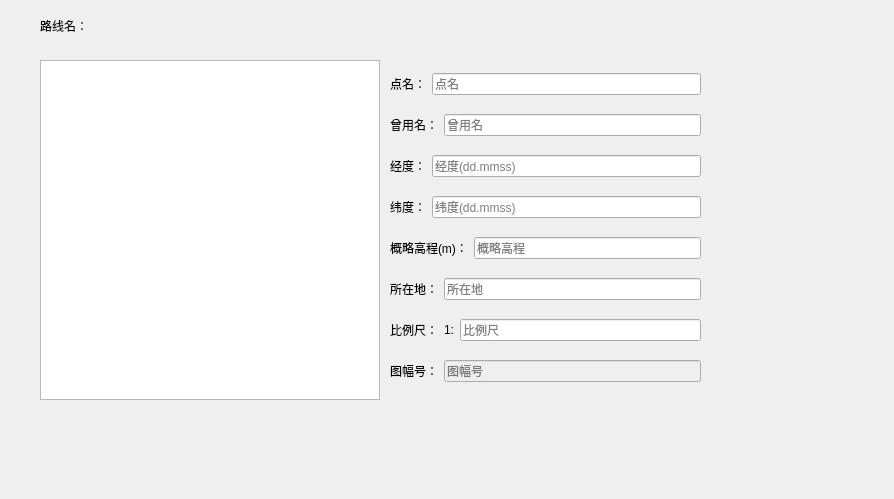
The window that PRPage.ui (seasonsfx/PRGen) describes before a commit, drawn with Qt 5.
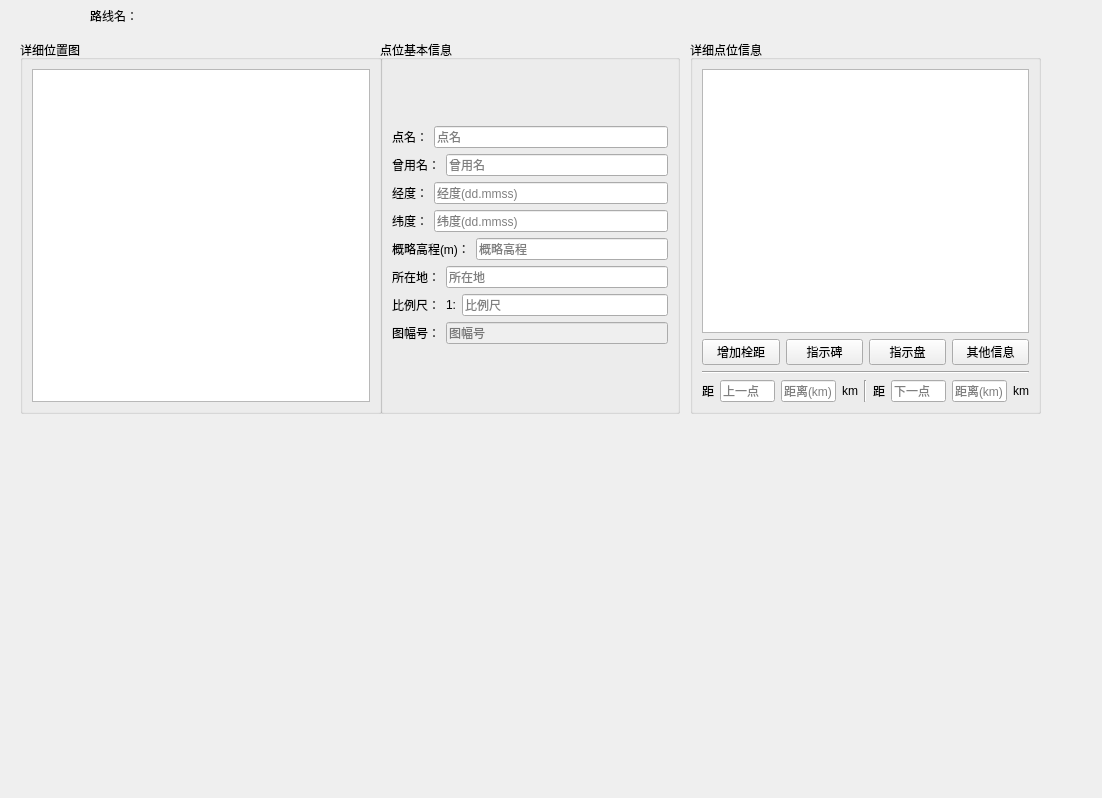
The same window after the commit.

Commit message: 试试中文说明：完成位置图 基本信息 详细信息布局 Signed-off-by: LimingFu <seasonsfx@gmail.com>

Diff of the .ui file:
```diff
--- a/PRPage.ui
+++ b/PRPage.ui
@@ -6,8 +6,8 @@
    <rect>
     <x>0</x>
     <y>0</y>
-    <width>894</width>
-    <height>499</height>
+    <width>1102</width>
+    <height>798</height>
    </rect>
   </property>
   <property name="windowTitle">
@@ -16,8 +16,8 @@
   <widget class="QLabel" name="labelLineName">
    <property name="geometry">
     <rect>
-     <x>40</x>
-     <y>20</y>
+     <x>90</x>
+     <y>10</y>
      <width>54</width>
      <height>12</height>
     </rect>
@@ -26,15 +26,52 @@
     <string>路线名：</string>
    </property>
   </widget>
-  <widget class="QWidget" name="verticalLayoutWidget">
+  <widget class="QGroupBox" name="groupBoxPositionMap">
    <property name="geometry">
     <rect>
-     <x>390</x>
-     <y>60</y>
-     <width>311</width>
-     <height>341</height>
+     <x>20</x>
+     <y>40</y>
+     <width>362</width>
+     <height>374</height>
     </rect>
    </property>
+   <property name="title">
+    <string>详细位置图</string>
+   </property>
+   <layout class="QHBoxLayout" name="horizontalLayout_2">
+    <item>
+     <layout class="QVBoxLayout" name="verticalLayout_2">
+      <property name="sizeConstraint">
+       <enum>QLayout::SetFixedSize</enum>
+      </property>
+      <item>
+       <widget class="QGraphicsView" name="graphicsViewPositionMap">
+        <property name="verticalScrollBarPolicy">
+         <enum>Qt::ScrollBarAlwaysOff</enum>
+        </property>
+        <property name="horizontalScrollBarPolicy">
+         <enum>Qt::ScrollBarAlwaysOff</enum>
+        </property>
+       </widget>
+      </item>
+     </layout>
+    </item>
+   </layout>
+  </widget>
+  <widget class="QGroupBox" name="groupBoxBasicPointInfo">
+   <property name="geometry">
+    <rect>
+     <x>380</x>
+     <y>40</y>
+     <width>300</width>
+     <height>374</height>
+    </rect>
+   </property>
+   <property name="title">
+    <string>点位基本信息</string>
+   </property>
+   <layout class="QVBoxLayout" name="verticalLayout_3">
+    <item>
    <layout class="QVBoxLayout" name="verticalLayoutBasicInfo">
     <item>
      <layout class="QHBoxLayout" name="horizontalLayoutPointName">
@@ -191,22 +228,144 @@
      </layout>
     </item>
    </layout>
+    </item>
+   </layout>
   </widget>
-  <widget class="QGraphicsView" name="graphicsViewPositionMap">
+  <widget class="QGroupBox" name="groupBoxDetialDescription">
    <property name="geometry">
     <rect>
-     <x>40</x>
-     <y>60</y>
-     <width>340</width>
-     <height>340</height>
+     <x>690</x>
+     <y>40</y>
+     <width>351</width>
+     <height>374</height>
     </rect>
    </property>
-   <property name="verticalScrollBarPolicy">
-    <enum>Qt::ScrollBarAlwaysOff</enum>
+   <property name="title">
+    <string>详细点位信息</string>
    </property>
-   <property name="horizontalScrollBarPolicy">
-    <enum>Qt::ScrollBarAlwaysOff</enum>
-   </property>
+   <layout class="QVBoxLayout" name="verticalLayout_4">
+    <item>
+     <layout class="QVBoxLayout" name="verticalLayout">
+      <item>
+       <widget class="QListView" name="listViewDetialDescription"/>
+      </item>
+      <item>
+       <layout class="QHBoxLayout" name="horizontalLayoutDescriptionButton">
+        <item>
+         <widget class="QPushButton" name="pushButtonAddAnchor">
+          <property name="text">
+           <string>增加栓距</string>
+          </property>
+         </widget>
+        </item>
+        <item>
+         <widget class="QPushButton" name="pushButtonAddStele">
+          <property name="text">
+           <string>指示碑</string>
+          </property>
+         </widget>
+        </item>
+        <item>
+         <widget class="QPushButton" name="pushButtonAddPlate">
+          <property name="text">
+           <string>指示盘</string>
+          </property>
+         </widget>
+        </item>
+        <item>
+         <widget class="QPushButton" name="pushButtonAddOtherInfo">
+          <property name="text">
+           <string>其他信息</string>
+          </property>
+         </widget>
+        </item>
+       </layout>
+      </item>
+      <item>
+       <widget class="Line" name="line_2">
+        <property name="orientation">
+         <enum>Qt::Horizontal</enum>
+        </property>
+       </widget>
+      </item>
+      <item>
+       <layout class="QHBoxLayout" name="horizontalLayout">
+        <item>
+         <layout class="QHBoxLayout" name="horizontalLayoutPrivousPointInfo">
+          <item>
+           <widget class="QLabel" name="label">
+            <property name="text">
+             <string>距</string>
+            </property>
+           </widget>
+          </item>
+          <item>
+           <widget class="QLineEdit" name="lineEditPrivousPoint">
+            <property name="placeholderText">
+             <string>上一点</string>
+            </property>
+           </widget>
+          </item>
+          <item>
+           <widget class="QLineEdit" name="lineEditPrivousPointDistance">
+            <property name="placeholderText">
+             <string>距离(km)</string>
+            </property>
+           </widget>
+          </item>
+          <item>
+           <widget class="QLabel" name="label_3">
+            <property name="text">
+             <string>km</string>
+            </property>
+           </widget>
+          </item>
+         </layout>
+        </item>
+        <item>
+         <widget class="Line" name="line">
+          <property name="orientation">
+           <enum>Qt::Vertical</enum>
+          </property>
+         </widget>
+        </item>
+        <item>
+         <layout class="QHBoxLayout" name="horizontalLayoutNextPointInfo">
+          <item>
+           <widget class="QLabel" name="label_2">
+            <property name="text">
+             <string>距</string>
+            </property>
+           </widget>
+          </item>
+          <item>
+           <widget class="QLineEdit" name="lineEditNextPoint">
+            <property name="placeholderText">
+             <string>下一点</string>
+            </property>
+           </widget>
+          </item>
+          <item>
+           <widget class="QLineEdit" name="lineEditNextPointDistance">
+            <property name="placeholderText">
+             <string>距离(km)</string>
+            </property>
+           </widget>
+          </item>
+          <item>
+           <widget class="QLabel" name="label_4">
+            <property name="text">
+             <string>km</string>
+            </property>
+           </widget>
+          </item>
+         </layout>
+        </item>
+       </layout>
+      </item>
+     </layout>
+    </item>
+   </layout>
   </widget>
  </widget>
  <resources/>
```
Left out of the diff: 4 changed lines with no effect on the pictures. Lines whose indentation alone changed are shown as unchanged.
